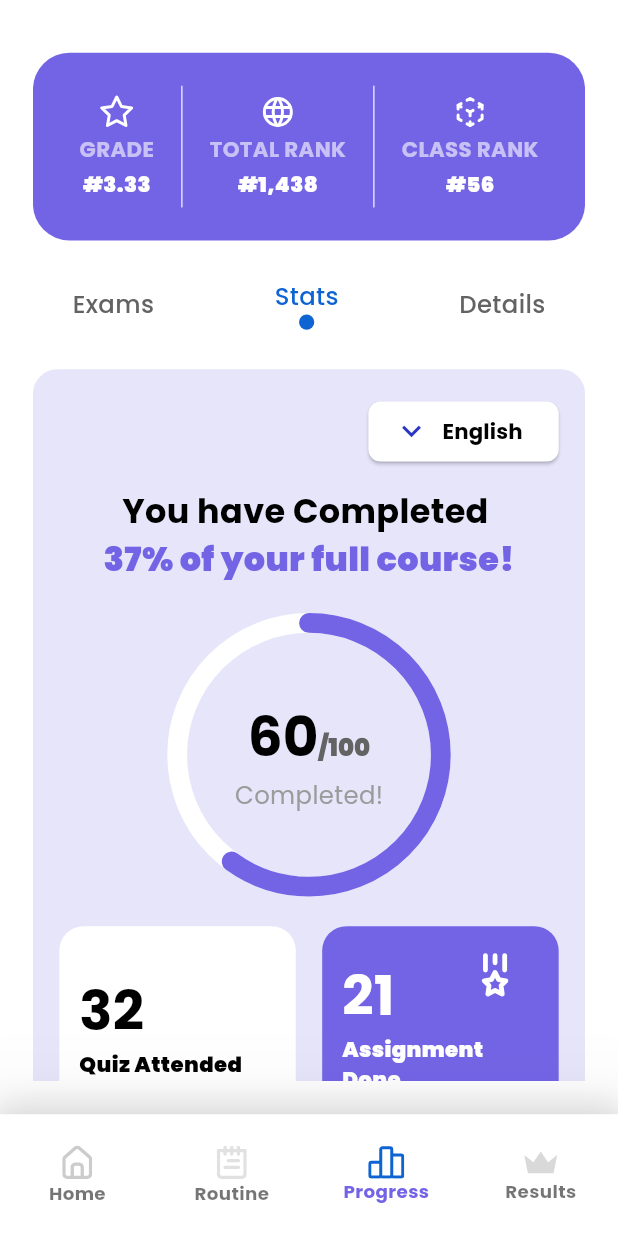
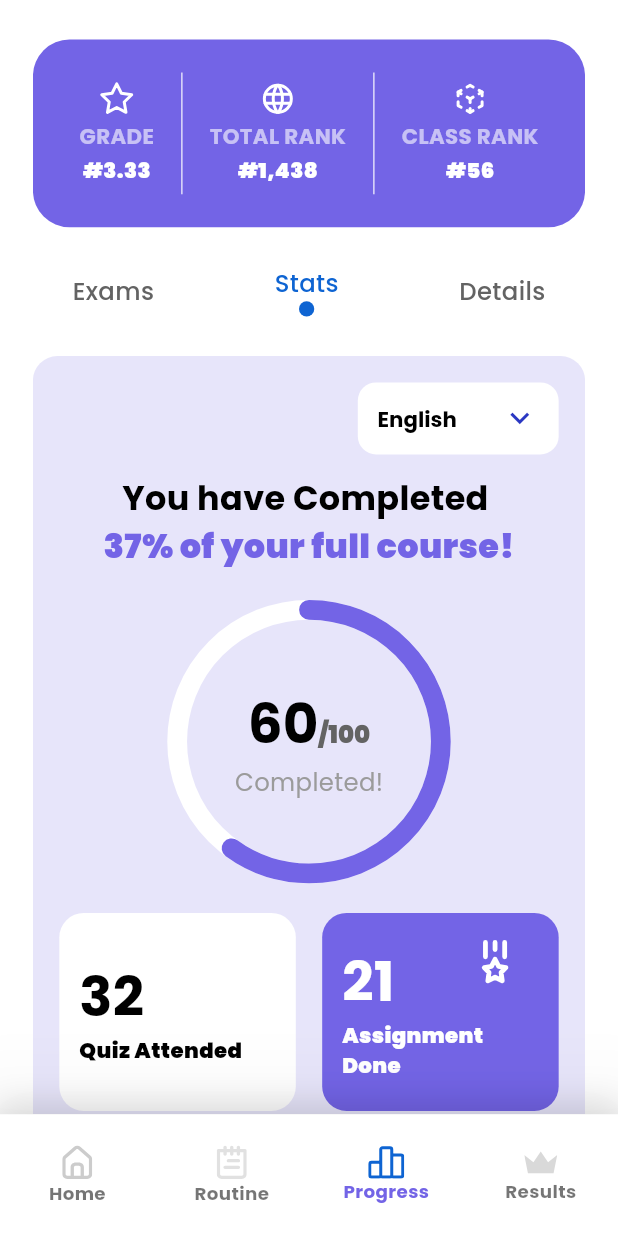
Before and after one commit to Ztrios/Learning-Management, a Flutter app: the ProgressPage screen opened by its route, on a phone screen of 412 x 824 dp. Run offline on Flutter 3.47's test engine with Material 3 defaults, Android fonts, the phone set to English and light mode, and no system bars; drawn by our look-alikes of toastification; our stand-ins replace awesome_notifications, better_player_plus, cached_network_image, dartz, date_picker_timeline, dio and 19 more; missing offline and left inert: defer_pointer, flutter_cached_pdfview, flutter_file_downloader; accounts and stored records are empty.

Commit message:
:art:[Design]: Dropdown button implemented in progress page.

```diff
--- a/lib/features/progress/presentation/pages/progress_page.dart
+++ b/lib/features/progress/presentation/pages/progress_page.dart
@@ -23,13 +23,13 @@ class ProgressPage extends HookWidget {
       child: Container(
         width: 1.sw,
         height: 1.sh,
-        padding: padding20,
+        padding: paddingH20,
         color: AppColors.background,
         child: SingleChildScrollView(
           physics: BouncingScrollPhysics(),
           child: Column(
             children: [
-              gap12,
+              gap24,
 
               StatsHeader(
                 grade: "3.33",
--- a/lib/features/progress/presentation/widgets/cards/stats_progress_card.dart
+++ b/lib/features/progress/presentation/widgets/cards/stats_progress_card.dart
@@ -1,4 +1,5 @@
 import 'package:flutter/material.dart';
+import 'package:flutter_hooks/flutter_hooks.dart';
 import 'package:flutter_screenutil/flutter_screenutil.dart';
 import 'package:flutter_svg/flutter_svg.dart';
 import 'package:learning_management/core/utils/styles/app_colors.dart';
@@ -42,27 +43,57 @@ class StatsProgressCard extends StatelessWidget {
   }
 }
 
-class _LanguageDropdown extends StatelessWidget {
+class _LanguageDropdown extends HookWidget {
   @override
   Widget build(BuildContext context) {
+
+
+    final selectedSubject = useState<String>("English");
+
+    const List<String> subjects = [
+      "English",
+      "Bangla",
+      "History",
+      "Geography",
+      "Math"
+    ];
+
     return Row(
       mainAxisAlignment: mainEnd,
       children: [
-        ElevatedButton.icon(
-          onPressed: () {},
-          icon: Icon(Icons.keyboard_arrow_down, color: AppColors.deepBlue, size: 25.sp),
-          label: Text(
-            "English",
-            style: AppTextStyles.titleSmall.copyWith(fontWeight: FontWeight.bold),
+        Container(
+          padding: paddingH12,
+          decoration: BoxDecoration(
+              borderRadius: radius12,
+              color: Colors.white
           ),
-          style: ElevatedButton.styleFrom(
-            backgroundColor: Colors.white,
+          child: DropdownButtonHideUnderline(
+            child: DropdownButton<String>(
+              value: selectedSubject.value,
+              icon: Icon(Icons.keyboard_arrow_down, color: AppColors.deepBlue,
+                  size: 25.sp),
+              dropdownColor: Colors.white,
+              borderRadius: BorderRadius.circular(10.r),
+              style: AppTextStyles.titleSmall.copyWith(fontWeight: FontWeight.bold),
+              onChanged: (value) {
+                if (value != null) {
+                  selectedSubject.value = value;
+                }
+              },
+              items: subjects.map((String subject) {
+                return DropdownMenuItem<String>(
+                  value: subject,
+                  child: Text(subject),
+                );
+              }).toList(),
+            ),
           ),
-        ),
+        )
       ],
     );
   }
 }
+
 
 class _ProgressText extends StatelessWidget {
   @override
```
Also changed, not shown: lib/features/progress/presentation/widgets/cards/exams_progress_card.dart (+41 -11 lines).
